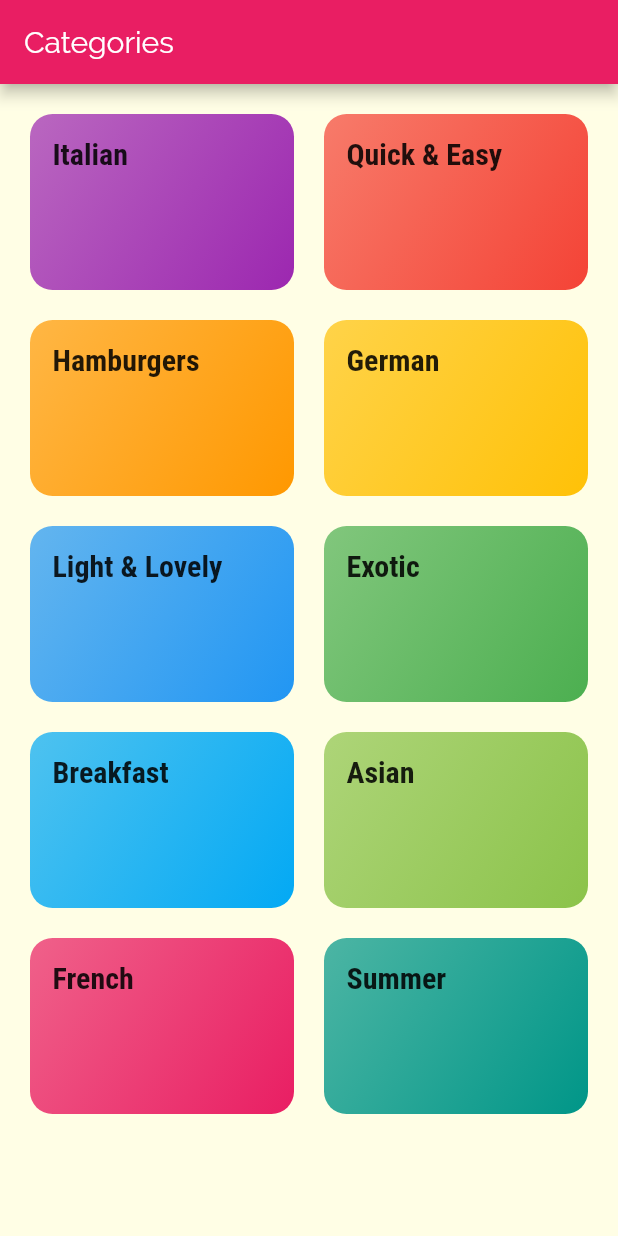
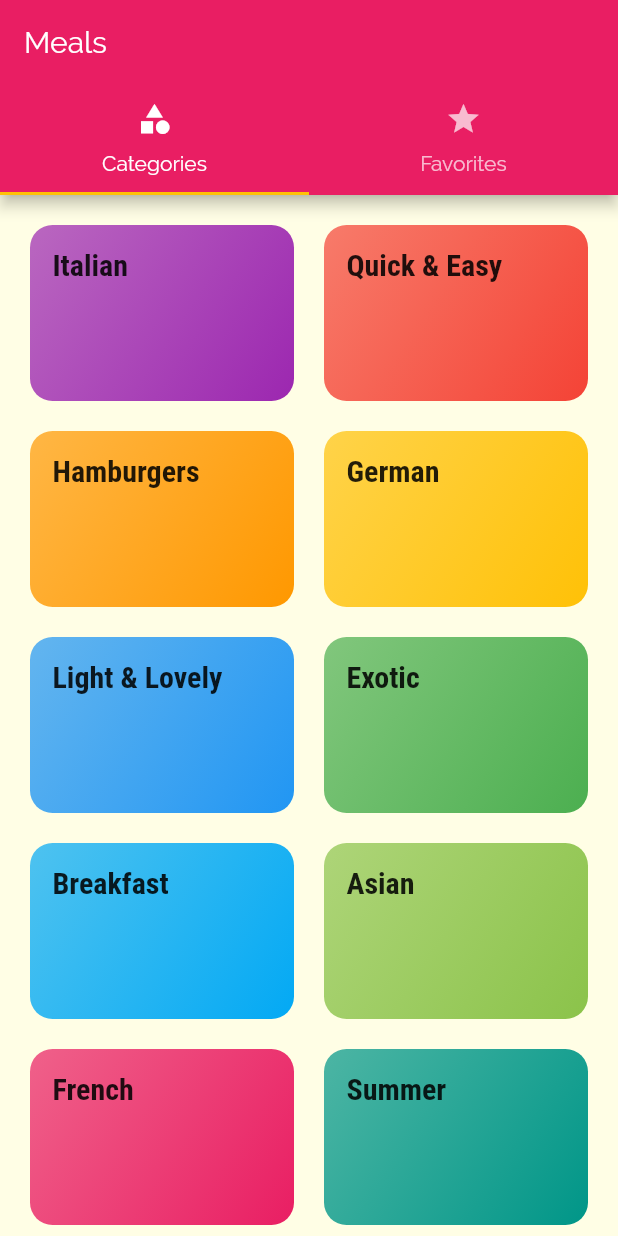
Before and after one commit to Nimbo1999/navigation-flutter, a Flutter app: the screen it shows after launch, on a phone screen of 412 x 824 dp. Run offline on Flutter 3.47's test engine with Material 2 defaults, Android fonts, the phone set to English and light mode, and no system bars.

Commit message:
+ add: tabsBar and favorite page

```diff
--- a/lib/pages/categories_screen.dart
+++ b/lib/pages/categories_screen.dart
@@ -6,11 +6,7 @@ import '../widgets/category_item.dart';
 class CategoriesScreen extends StatelessWidget {
   @override
   Widget build(BuildContext context) {
-    return Scaffold(
-      appBar: AppBar(
-        title: const Text('Categories'),
-      ),
-      body: GridView(
+    return GridView(
       padding: const EdgeInsets.all(20),
       children: DUMMY_CATEGORIES.map(
         (category) =>
@@ -26,7 +22,6 @@ class CategoriesScreen extends StatelessWidget {
         crossAxisSpacing: 20,
         mainAxisSpacing: 20
       ),
-      ),
     );
   }
 }
--- /dev/null
+++ b/lib/pages/favorites_screen.dart
@@ -0,0 +1,10 @@
+import 'package:flutter/material.dart';
+
+class FavoritesScreen extends StatelessWidget {
+  @override
+  Widget build(BuildContext context) {
+    return Center(
+      child: Text('Favorites Screen'),
+    );
+  }
+}
--- a/lib/pages/routes.dart
+++ b/lib/pages/routes.dart
@@ -1,9 +1,9 @@
-import './categories_screen.dart';
+import './tabs_screen.dart';
 import './category_meals_screen.dart';
 import './meal_detail_screen.dart';
 
 final routes = {
-  '/': (context) => CategoriesScreen(),
+  '/': (context) => TabsScreen(),
   '/category-meals': (context) => CategoryMealsScreen(),
   '/category-meals/details': (context) => MealDetailScreen()
 };
--- /dev/null
+++ b/lib/pages/tabs_screen.dart
@@ -0,0 +1,41 @@
+import 'package:flutter/material.dart';
+
+import '../pages/categories_screen.dart';
+import '../pages/favorites_screen.dart';
+
+class TabsScreen extends StatefulWidget {
+  @override
+  _TabsScreenState createState() => _TabsScreenState();
+}
+
+class _TabsScreenState extends State<TabsScreen> {
+  @override
+  Widget build(BuildContext context) {
+    return DefaultTabController(
+      length: 2,
+      child: Scaffold(
+        appBar: AppBar(
+          title: Text('Meals'),
+          bottom: TabBar(
+            tabs: <Widget>[
+              Tab(
+                icon: Icon(Icons.category),
+                text: 'Categories',
+              ),
+              Tab(
+                icon: Icon(Icons.star),
+                text: 'Favorites',
+              ),
+            ],
+          ),
+        ),
+        body: TabBarView(
+          children: <Widget>[
+            CategoriesScreen(),
+            FavoritesScreen()
+          ],
+        ),
+      ),
+    );
+  }
+}
```
Lines whose indentation alone changed are shown as unchanged.
